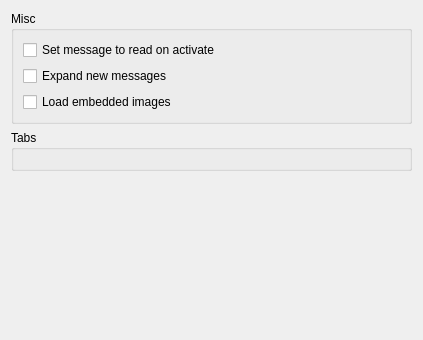
Qt form retroshare-gui/src/gui/settings/ForumPage.ui (RetroShare/RetroShare) before a commit.
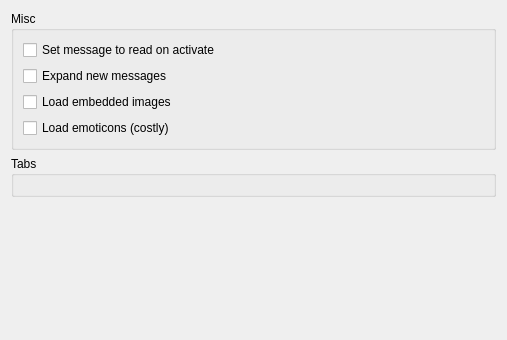
The same form after that commit. Custom widgets are drawn as their Qt base class.

Commit message: added a checkbox to load emoticons in forums as an option, so as to avoid crazy loading times. Disabled by default until we fix the RsHtml code

Patch:
```diff
--- a/retroshare-gui/src/gui/settings/ForumPage.ui
+++ b/retroshare-gui/src/gui/settings/ForumPage.ui
@@ -6,7 +6,7 @@
    <rect>
     <x>0</x>
     <y>0</y>
-    <width>423</width>
+    <width>507</width>
     <height>340</height>
    </rect>
   </property>
@@ -38,6 +38,16 @@
         </property>
        </widget>
       </item>
+      <item row="3" column="0">
+       <widget class="QCheckBox" name="loadEmoticons">
+        <property name="toolTip">
+         <string>&lt;html&gt;&lt;head/&gt;&lt;body&gt;&lt;p&gt;This option is costly and it's in the dev's plans to improve it. In the mean time it's disabled by default. If you enable it and long forum posts take a while to display, then disable it again. &lt;/p&gt;&lt;/body&gt;&lt;/html&gt;</string>
+        </property>
+        <property name="text">
+         <string>Load emoticons (costly)</string>
+        </property>
+       </widget>
+      </item>
      </layout>
     </widget>
    </item>
```
The commit also changes 5 other files.
